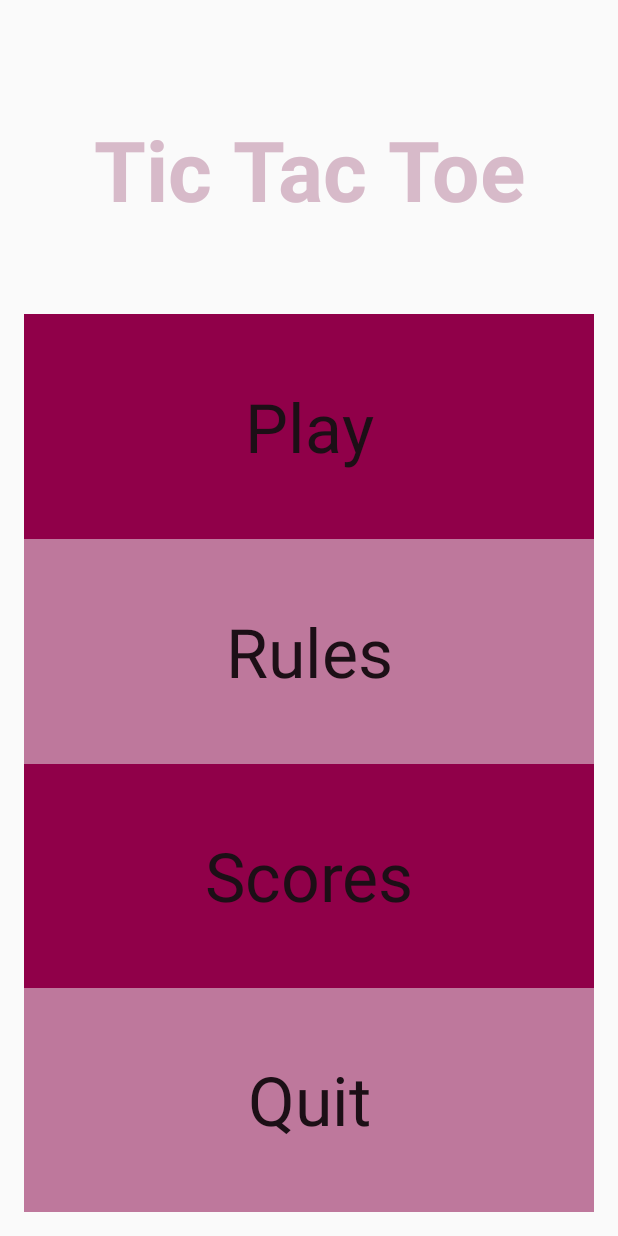
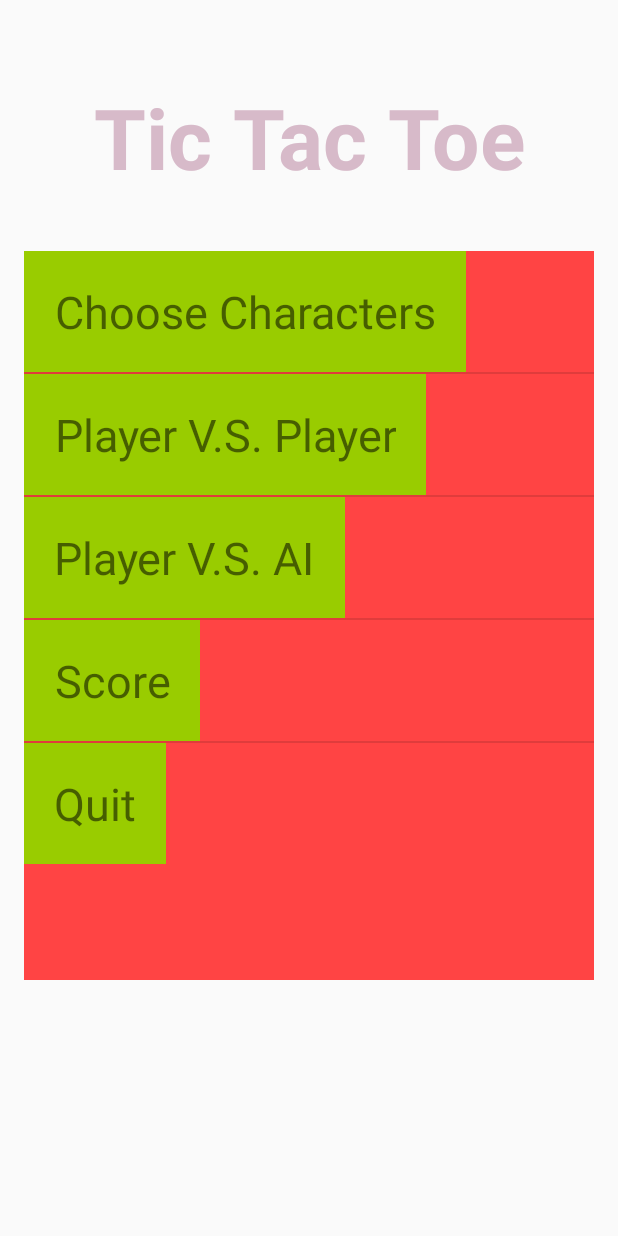
Before and after one commit to cryptonym0/tic-tac-toe, an Android app: the screen it shows after launch (MainActivity), on a phone screen of 412 x 824 dp. Run offline under Robolectric (Android 15) with nearby library versions, the phone set to English and light mode, and no system bars.

Commit message:
Made the list view. its ugly af but its there

```diff
--- a/app/build.gradle
+++ b/app/build.gradle
@@ -26,5 +26,6 @@ dependencies {
     })
     compile 'com.android.support:appcompat-v7:24.2.0'
     compile 'com.android.support:design:24.2.0'
+    compile 'com.android.support:support-v4:24.2.0'
     testCompile 'junit:junit:4.12'
 }
--- a/app/src/main/java/com/example/t00055219/tictacded/MainActivity.java
+++ b/app/src/main/java/com/example/t00055219/tictacded/MainActivity.java
@@ -1,17 +1,25 @@
 package com.example.t00055219.tictacded;
 
 import android.content.Intent;
+import android.net.Uri;
 import android.os.Bundle;
-import android.support.design.widget.FloatingActionButton;
-import android.support.design.widget.Snackbar;
 import android.support.v7.app.AppCompatActivity;
-import android.support.v7.widget.Toolbar;
 import android.view.View;
-import android.view.Menu;
-import android.view.MenuItem;
 import android.widget.Button;
+import android.support.v4.app.FragmentManager;
 
-public class MainActivity extends AppCompatActivity {
+import android.util.Log;
+import android.widget.TextView;
+import android.app.Activity;
+import android.support.v4.app.FragmentManager;
+import android.support.v7.app.AppCompatActivity;
+import android.os.Bundle;
+import android.util.Log;
+import android.widget.TextView;
+
+import static android.R.attr.data;
+
+public class MainActivity extends AppCompatActivity implements MenuListFragmentA.OnFragmentInteractionListener{
 
     //Create Buttons
     Button start_;
@@ -22,7 +30,7 @@ public class MainActivity extends AppCompatActivity {
         setContentView(R.layout.activity_main);
 
         //Create Buttons
-        start_ = (Button) findViewById(R.id.startButton);
+//        start_ = (Button) findViewById(R.id.startButton);
 
     }
 
@@ -30,5 +38,10 @@ public class MainActivity extends AppCompatActivity {
         Intent start = new Intent(MainActivity.this, PlayGame.class);
         startActivity(start);
     }
+    @Override
+    public void onFragmentInteraction(Uri data) {
+        FragmentManager FragManager = getSupportFragmentManager();
 
+        Log.d("Fragment Interaction", "Fragments Should Interact");
+    }
 }
--- /dev/null
+++ b/app/src/main/java/com/example/t00055219/tictacded/MenuListFragmentA.java
@@ -0,0 +1,147 @@
+package com.example.t00055219.tictacded;
+
+import android.content.Context;
+import android.content.res.Resources;
+import android.net.Uri;
+import android.os.Bundle;
+import android.support.annotation.Nullable;
+import android.support.v4.app.Fragment;
+import android.view.LayoutInflater;
+import android.view.View;
+import android.view.ViewGroup;
+import android.widget.ArrayAdapter;
+import android.widget.ListView;
+
+import java.util.ArrayList;
+import java.util.List;
+
+import static android.R.attr.id;
+
+
+/**
+ * A simple {@link Fragment} subclass.
+ * Activities that contain this fragment must implement the
+ * {@link MenuListFragmentA.OnFragmentInteractionListener} interface
+ * to handle interaction events.
+ * Use the {@link MenuListFragmentA#newInstance} factory method to
+ * create an instance of this fragment.
+ */
+public class MenuListFragmentA extends Fragment {
+    // TODO: Rename parameter arguments, choose names that match
+    // the fragment initialization parameters, e.g. ARG_ITEM_NUMBER
+    private static final String ARG_PARAM1 = "param1";
+    private static final String ARG_PARAM2 = "param2";
+
+    // TODO: Rename and change types of parameters
+    private String mParam1;
+    private String mParam2;
+
+    private OnFragmentInteractionListener mListener;
+
+    public MenuListFragmentA() {
+        // Required empty public constructor
+    }
+
+    /**
+     * Use this factory method to create a new instance of
+     * this fragment using the provided parameters.
+     *
+     * @param param1 Parameter 1.
+     * @param param2 Parameter 2.
+     * @return A new instance of fragment MenuListFragmentA.
+     */
+    // TODO: Rename and change types and number of parameters
+    public static MenuListFragmentA newInstance(String param1, String param2) {
+        MenuListFragmentA fragment = new MenuListFragmentA();
+        Bundle args = new Bundle();
+        args.putString(ARG_PARAM1, param1);
+        args.putString(ARG_PARAM2, param2);
+        fragment.setArguments(args);
+        return fragment;
+    }
+
+    @Override
+    public void onCreate(Bundle savedInstanceState) {
+        super.onCreate(savedInstanceState);
+        if (getArguments() != null) {
+            mParam1 = getArguments().getString(ARG_PARAM1);
+            mParam2 = getArguments().getString(ARG_PARAM2);
+        }
+    }
+
+    @Override
+    public View onCreateView(LayoutInflater inflater, ViewGroup container,
+                             Bundle savedInstanceState) {
+        // Inflate the layout for this fragment
+        return inflater.inflate(R.layout.fragment_menu_list, container, false);
+    }
+
+    // TODO: Rename method, update argument and hook method into UI event
+    public void onButtonPressed(Uri uri) {
+        if (mListener != null) {
+            mListener.onFragmentInteraction(uri);
+        }
+    }
+
+    @Override
+    public void onAttach(Context context) {
+        super.onAttach(context);
+        if (context instanceof OnFragmentInteractionListener) {
+            mListener = (OnFragmentInteractionListener) context;
+        } else {
+            throw new RuntimeException(context.toString()
+                    + " must implement OnFragmentInteractionListener");
+        }
+    }
+
+    @Override
+    public void onDetach() {
+        super.onDetach();
+        mListener = null;
+    }
+
+    @Override
+    public void onActivityCreated(@Nullable Bundle savedInstanceState) {
+        super.onActivityCreated(savedInstanceState);
+        ListView tv = (ListView) getActivity().findViewById(R.id.menuItemsListView);
+        Resources res = getResources();
+        String[] menuA = res.getStringArray(R.array.menuItems);
+        ArrayAdapter<String> ada = new ArrayAdapter<String>(getActivity(), R.layout.row_description, R.id.rowTv, menuA);
+
+        tv.setAdapter(ada);
+
+    }
+
+//    @Override
+//    public View onCreateView(LayoutInflater inflater, ViewGroup container, Bundle myBundle) {
+//        // Inflate the layout for this fragment
+//        View planetview = inflater.inflate(R.layout.fragment_menu_list, container, false);
+//        List<String> planetList = new ArrayList<>();
+//        String planetArray[] = getResources().getStringArray(R.array.menuItems);
+//
+//        for(int i = 0;i<planetArray.length;i++){
+//            planetList.add(planetArray[i]);
+//        }
+//
+//        ArrayAdapter<String> a = new ArrayAdapter(getContext(),R.layout.row_description,planetList);
+//        ListView listView = (ListView) planetview.findViewById(R.id.menuItemsListView);
+//        listView.setAdapter(a);
+//        return planetview;
+//    }
+//
+//
+//    /**
+//     * This interface must be implemented by activities that contain this
+//     * fragment to allow an interaction in this fragment to be communicated
+//     * to the activity and potentially other fragments contained in that
+//     * activity.
+//     * <p>
+//     * See the Android Training lesson <a href=
+//     * "http://developer.android.com/training/basics/fragments/communicating.html"
+//     * >Communicating with Other Fragments</a> for more information.
+//     */
+    public interface OnFragmentInteractionListener {
+        // TODO: Update argument type and name
+        void onFragmentInteraction(Uri uri);
+    }
+}
--- a/app/src/main/java/com/example/t00055219/tictacded/PlayGame.java
+++ b/app/src/main/java/com/example/t00055219/tictacded/PlayGame.java
@@ -307,7 +307,7 @@ public class PlayGame extends AppCompatActivity {
         findViewById(R.id.btn8).setOnClickListener(gameAction);
         findViewById(R.id.btn9).setOnClickListener(gameAction);
         findViewById(R.id.btnR).setOnClickListener(optionAction);
-        findViewById(R.id.scoresButton).setOnClickListener(optionAction);
+//        findViewById(R.id.scoresButton).setOnClickListener(optionAction);
 
     }
 
--- a/app/src/main/res/layout/activity_main.xml
+++ b/app/src/main/res/layout/activity_main.xml
@@ -23,6 +23,13 @@
         android:textStyle="normal|bold"
         android:textColorLink="#1C0F16" />
 
+    <fragment
+        android:layout_width="match_parent"
+        android:layout_height="wrap_content"
+        android:name="com.example.t00055219.tictacded.MenuListFragmentA"
+        android:id="@+id/fragment"
+        android:layout_weight="1" />
+
     <LinearLayout
         android:orientation="vertical"
         android:layout_width="match_parent"
@@ -30,52 +37,52 @@
         android:layout_weight="3"
         android:weightSum="4">
 
-        <Button
-            android:layout_width="match_parent"
-            android:layout_height="match_parent"
-            android:text="@string/startButton"
-            android:layout_gravity="center_horizontal"
-            android:layout_weight="1"
-            android:background="#900049"
-            android:textAppearance="@style/TextAppearance.AppCompat.Display2"
-            android:textColor="#1C0F16"
-            android:id="@+id/startButton"
-            android:onClick="start"/>
+        <!--<Button-->
+            <!--android:layout_width="wrap_content"-->
+            <!--android:layout_height="wrap_content"-->
+            <!--android:text="@string/startButton"-->
+            <!--android:layout_gravity="center_horizontal"-->
+            <!--android:layout_weight="1"-->
+            <!--android:background="#900049"-->
+            <!--android:textAppearance="@style/TextAppearance.AppCompat.Display2"-->
+            <!--android:textColor="#1C0F16"-->
+            <!--android:id="@+id/startButton"-->
+            <!--android:onClick="start"/>-->
 
-        <Button
-            android:layout_width="match_parent"
-            android:layout_height="match_parent"
-            android:text="@string/rulesButton"
-            android:id="@+id/rulesButton"
-            android:layout_gravity="center_horizontal"
-            android:layout_weight="1"
-            tools:background="@color/colorAccent"
-            android:textAppearance="@style/TextAppearance.AppCompat.Display2"
-            android:background="#BE789C"
-            android:textColor="#1C0F16" />
+        <!--<Button-->
+            <!--android:layout_width="wrap_content"-->
+            <!--android:layout_height="wrap_content"-->
+            <!--android:text="@string/rulesButton"-->
+            <!--android:id="@+id/rulesButton"-->
+            <!--android:layout_gravity="center_horizontal"-->
+            <!--android:layout_weight="1"-->
+            <!--tools:background="@color/colorAccent"-->
+            <!--android:textAppearance="@style/TextAppearance.AppCompat.Display2"-->
+            <!--android:background="#BE789C"-->
+            <!--android:textColor="#1C0F16" />-->
 
-        <Button
-            android:layout_width="match_parent"
-            android:layout_height="match_parent"
-            android:id="@+id/scoresButton"
-            android:layout_gravity="center_horizontal"
-            android:layout_weight="1"
-            android:text="@string/scoresButton"
-            android:background="#900049"
-            android:textAppearance="@style/TextAppearance.AppCompat.Display2"
-            android:textColor="#1C0F16" />
+        <!--<Button-->
+            <!--android:layout_width="wrap_content"-->
+            <!--android:layout_height="wrap_content"-->
+            <!--android:id="@+id/scoresButton"-->
+            <!--android:layout_gravity="center_horizontal"-->
+            <!--android:layout_weight="1"-->
+            <!--android:text="@string/scoresButton"-->
+            <!--android:background="#900049"-->
+            <!--android:textAppearance="@style/TextAppearance.AppCompat.Display2"-->
+            <!--android:textColor="#1C0F16" />-->
 
-        <Button
-            android:layout_width="match_parent"
-            android:layout_height="match_parent"
-            android:text="@string/quitButton"
-            android:layout_gravity="center_horizontal"
-            android:layout_weight="1"
-            android:textAppearance="@style/TextAppearance.AppCompat.Display2"
-            tools:background="@color/colorAccent"
-            android:background="#BE789C"
-            android:textColor="#1C0F16"
-            android:id="@+id/quitButton" />
+        <!--<Button-->
+            <!--android:layout_width="wrap_content"-->
+            <!--android:layout_height="wrap_content"-->
+            <!--android:text="@string/quitButton"-->
+            <!--android:layout_gravity="center_horizontal"-->
+            <!--android:layout_weight="1"-->
+            <!--android:textAppearance="@style/TextAppearance.AppCompat.Display2"-->
+            <!--tools:background="@color/colorAccent"-->
+            <!--android:background="#BE789C"-->
+            <!--android:textColor="#1C0F16"-->
+            <!--android:id="@+id/quitButton" />-->
 
 
         </LinearLayout>
--- a/app/src/main/res/layout/activity_play_game.xml
+++ b/app/src/main/res/layout/activity_play_game.xml
@@ -48,15 +48,15 @@
             android:layout_weight="2"
             android:weightSum="2">
 
-            <Button
-                android:text="@string/scoresButton"
-                android:layout_width="match_parent"
-                android:layout_height="match_parent"
-                android:id="@id/scoresButton"
-                android:textAppearance="@style/TextAppearance.AppCompat.Button"
-                android:foregroundGravity="bottom"
-                android:layout_gravity="bottom"
-                android:layout_weight="1"/>
+            <!--<Button-->
+                <!--android:text="@string/scoresButton"-->
+                <!--android:layout_width="match_parent"-->
+                <!--android:layout_height="match_parent"-->
+                <!--android:id="@id/scoresButton"-->
+                <!--android:textAppearance="@style/TextAppearance.AppCompat.Button"-->
+                <!--android:foregroundGravity="bottom"-->
+                <!--android:layout_gravity="bottom"-->
+                <!--android:layout_weight="1"/>-->
 
             <Button
                 android:text="@string/resetButton"
--- /dev/null
+++ b/app/src/main/res/layout/fragment_menu_list.xml
@@ -0,0 +1,14 @@
+<FrameLayout xmlns:android="http://schemas.android.com/apk/res/android"
+    xmlns:tools="http://schemas.android.com/tools"
+    android:layout_width="wrap_content"
+    android:layout_height="wrap_content"
+    tools:context="com.example.t00055219.tictacded.MenuListFragmentA"
+    android:background="@android:color/holo_red_light"
+    android:id="@+id/menuFragmentLayoutA">
+
+    <ListView
+        android:layout_width="wrap_content"
+        android:layout_height="wrap_content"
+        android:id="@+id/menuItemsListView" />
+
+</FrameLayout>
--- /dev/null
+++ b/app/src/main/res/layout/row_description.xml
@@ -0,0 +1,25 @@
+<?xml version="1.0" encoding="utf-8"?>
+<LinearLayout xmlns:android="http://schemas.android.com/apk/res/android"
+xmlns:tools="http://schemas.android.com/tools"
+android:orientation="horizontal"
+android:layout_width="match_parent"
+android:layout_height="wrap_content"
+android:background="@android:color/background_dark"
+android:gravity="center">
+
+
+
+<TextView
+    android:text="TextView"
+    android:layout_width="match_parent"
+    android:layout_height="wrap_content"
+    android:id="@+id/rowTv"
+    android:layout_weight="10"
+    tools:textStyle="bold"
+    android:background="@android:color/holo_green_light"
+    android:textSize="30sp"
+    android:gravity="center"
+    android:padding="20dp" />
+
+
+</LinearLayout>
--- a/app/src/main/res/values/strings.xml
+++ b/app/src/main/res/values/strings.xml
@@ -1,4 +1,12 @@
 <resources>
+    <!--Main Menu-->
+    <string-array name="menuItems">
+        <item>Choose Characters</item>
+        <item>Player V.S. Player</item>
+        <item>Player V.S. AI</item>
+        <item>Score</item>
+        <item>Quit</item>
+    </string-array>
     <string name="app_name">TicTacDed</string>
     <string name="action_settings">Settings</string>
     <string name="mainTitle">Tic Tac Toe</string>
@@ -21,5 +29,8 @@
     <string name="pNameInput">Enter Name</string>
     <string name="saveButton">Save</string>
 
+    <!-- TODO: Remove or change this placeholder text -->
+    <string name="hello_blank_fragment">Hello blank fragment</string>
+
     <!--See Scores-->
 </resources>
```
